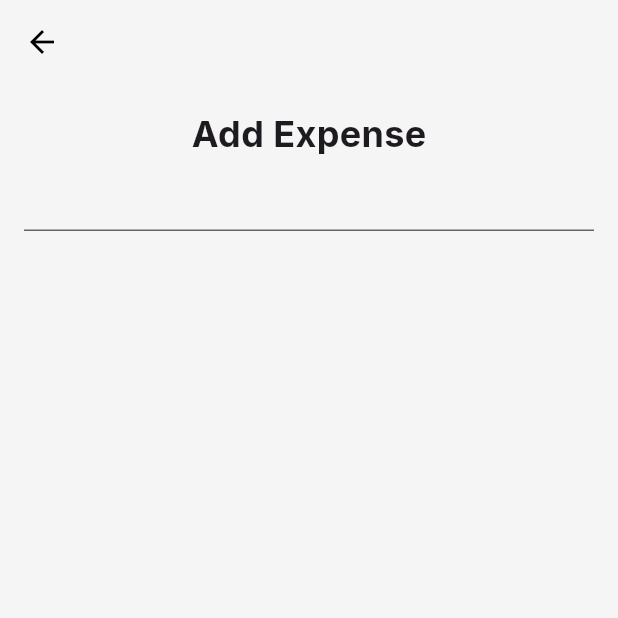
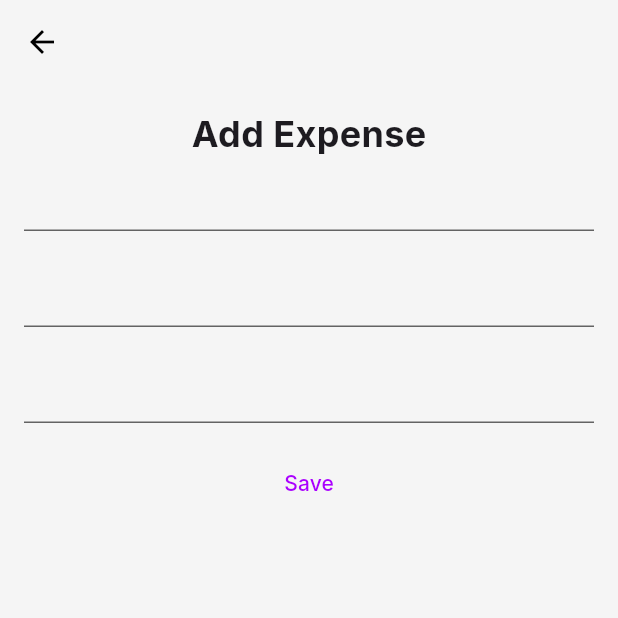
Before and after one commit to IshanKarki/Khutruke, a Flutter app: the AddExpense screen opened directly, on a phone screen of 412 x 824 dp, the top half of it. Run offline on Flutter 3.47's test engine with Material 3 defaults, Android fonts, the phone set to English and light mode, and no system bars; our stand-ins replace fl_chart, font_awesome_flutter, google_fonts.

Commit message:
Add Expense Progress

```diff
--- a/lib/screens/add_expense/views/add_expense.dart
+++ b/lib/screens/add_expense/views/add_expense.dart
@@ -7,21 +7,28 @@ class AddExpense extends StatelessWidget {
   Widget build(BuildContext context) {
     return Scaffold(
       backgroundColor: Theme.of(context).colorScheme.surface,
-      appBar: AppBar(
-        backgroundColor: Theme.of(context).colorScheme.surface,
-      ),
+      appBar: AppBar(backgroundColor: Theme.of(context).colorScheme.surface),
       body: Padding(
         padding: const EdgeInsets.all(16.0),
         child: Column(
           crossAxisAlignment: CrossAxisAlignment.center,
           children: [
-            Text('Add Expense',
-            style: TextStyle(
-              fontSize: 24,
-              fontWeight: FontWeight.w700,
-            ),
+            Text(
+              'Add Expense',
+              style: TextStyle(fontSize: 24, fontWeight: FontWeight.w700),
             ),
             TextFormField(),
+            SizedBox(height: 16),
+            TextFormField(),
+            SizedBox(height: 16),
+            TextFormField(),
+            SizedBox(height: 16),
+            TextButton(
+              onPressed: () {
+                print('Saved pressed');
+              },
+              child: Text('Save'),
+            ),
           ],
         ),
       ),
```
